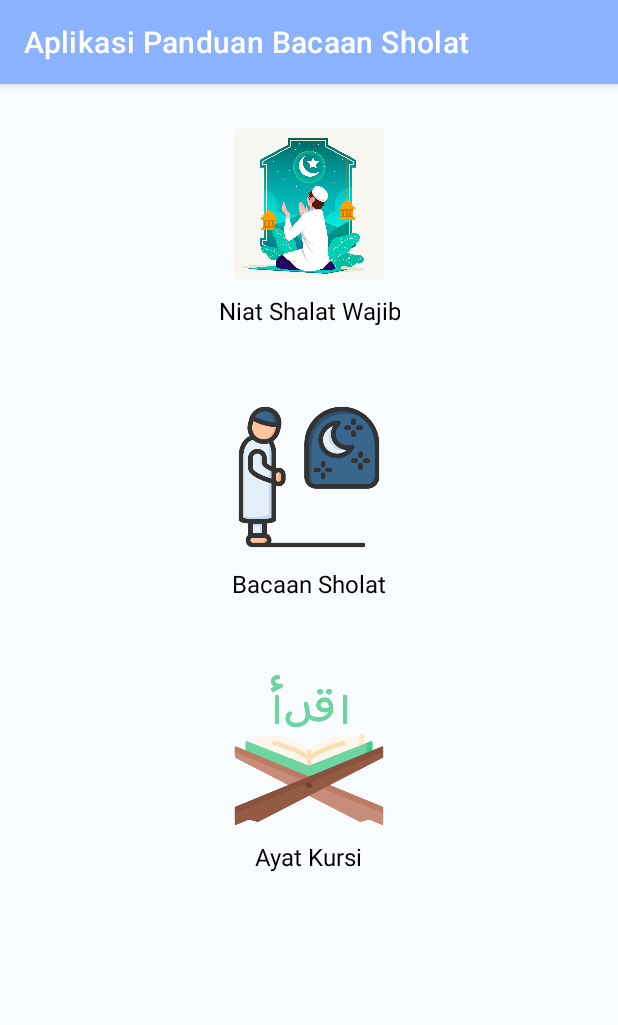
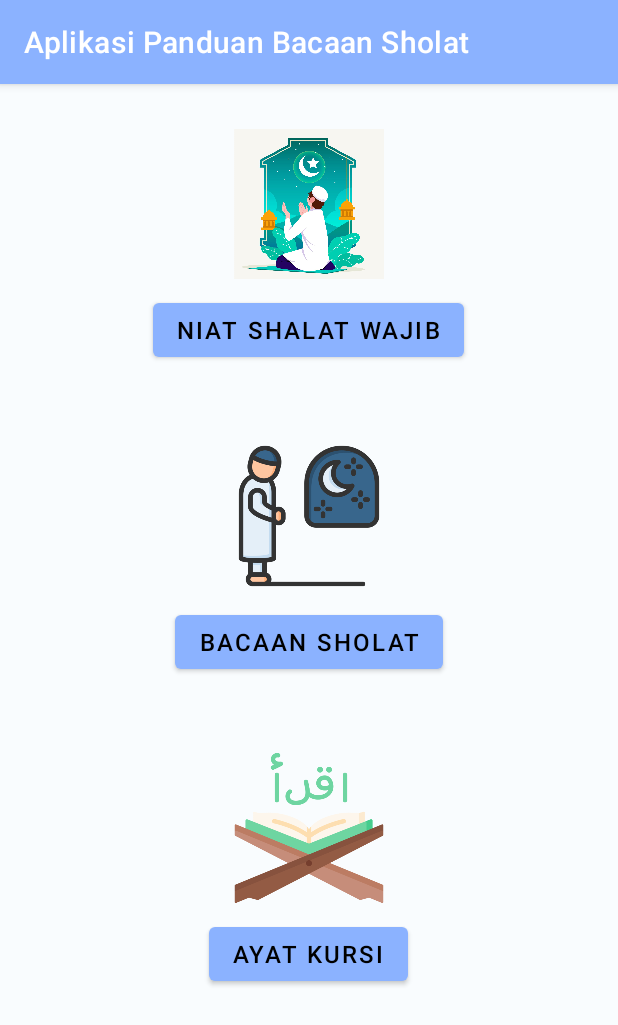
Before and after one commit to MuhammadDhiyaul/AplikasiBacaanSholat, an Android app: the screen it shows after launch (MainActivity), on a phone screen of 412 x 824 dp. Shown: the top 1025 px of the screen. Run offline under Robolectric (Android 15) with nearby library versions, the phone set to English and light mode, and no system bars.

Commit message:
Upload NiatSholat,BacaanSholat,AyatKursi Activity dan Layout

```diff
--- a/app/src/main/java/com/polinema/sholat/MainActivity.java
+++ b/app/src/main/java/com/polinema/sholat/MainActivity.java
@@ -3,12 +3,52 @@ package com.polinema.sholat;
 import androidx.appcompat.app.AppCompatActivity;
 
 import android.os.Bundle;
+import android.content.Context;
+import android.content.Intent;
+import android.content.SharedPreferences;
+import android.view.View;
+import android.widget.Button;
 
 public class MainActivity extends AppCompatActivity {
+    Button niatsholat, bacaansholat, ayatkursi;
 
     @Override
     protected void onCreate(Bundle savedInstanceState) {
         super.onCreate(savedInstanceState);
         setContentView(R.layout.activity_main);
+
+        niatsholat = (Button) findViewById(R.id.niatsholat);
+        bacaansholat = (Button) findViewById(R.id.bacaansholat);
+        ayatkursi = (Button) findViewById(R.id.ayatkursi);
+
+        niatsholat.setOnClickListener(new View.OnClickListener() {
+
+            @Override
+            public void onClick(View v) {
+                Intent intent = new Intent(MainActivity.this, NiatSholat.class);
+                finish();
+                startActivity(intent);
+            }
+        });
+
+        bacaansholat.setOnClickListener(new View.OnClickListener() {
+
+            @Override
+            public void onClick(View v) {
+                Intent intent = new Intent(MainActivity.this, BacaanSholat.class);
+                finish();
+                startActivity(intent);
+            }
+        });
+
+        ayatkursi.setOnClickListener(new View.OnClickListener() {
+
+            @Override
+            public void onClick(View v) {
+                Intent intent = new Intent(MainActivity.this, AyatKursi.class);
+                finish();
+                startActivity(intent);
+            }
+        });
     }
 }
--- a/app/src/main/res/layout/activity_main.xml
+++ b/app/src/main/res/layout/activity_main.xml
@@ -26,7 +26,8 @@
                 android:layout_margin="10dp"
                 android:src="@drawable/niatsholat" />
 
-            <TextView
+            <Button
+                android:id="@+id/niatsholat"
                 android:layout_width="wrap_content"
                 android:layout_height="wrap_content"
                 android:gravity="center"
@@ -49,7 +50,8 @@
                 android:layout_margin="10dp"
                 android:src="@drawable/shalat" />
 
-            <TextView
+            <Button
+                android:id="@+id/bacaansholat"
                 android:layout_width="wrap_content"
                 android:layout_height="wrap_content"
                 android:gravity="center"
@@ -72,7 +74,8 @@
                 android:layout_margin="10dp"
                 android:src="@drawable/ayatkursi" />
 
-            <TextView
+            <Button
+                android:id="@+id/ayatkursi"
                 android:layout_width="wrap_content"
                 android:layout_height="wrap_content"
                 android:gravity="center"
```
Also changed, not shown: app/src/main/AndroidManifest.xml (+11 -4 lines), app/src/main/java/com/polinema/sholat/AyatKursi.java (added, +14 -0 lines), app/src/main/java/com/polinema/sholat/BacaanSholat.java (added, +14 -0 lines), app/src/main/java/com/polinema/sholat/NiatSholat.java (added, +14 -0 lines), app/src/main/res/layout/activity_ayat_kursi.xml (added, +9 -0 lines), app/src/main/res/layout/activity_bacaan_sholat.xml (added, +9 -0 lines), app/src/main/res/layout/activity_niat_sholat.xml (added, +9 -0 lines).
